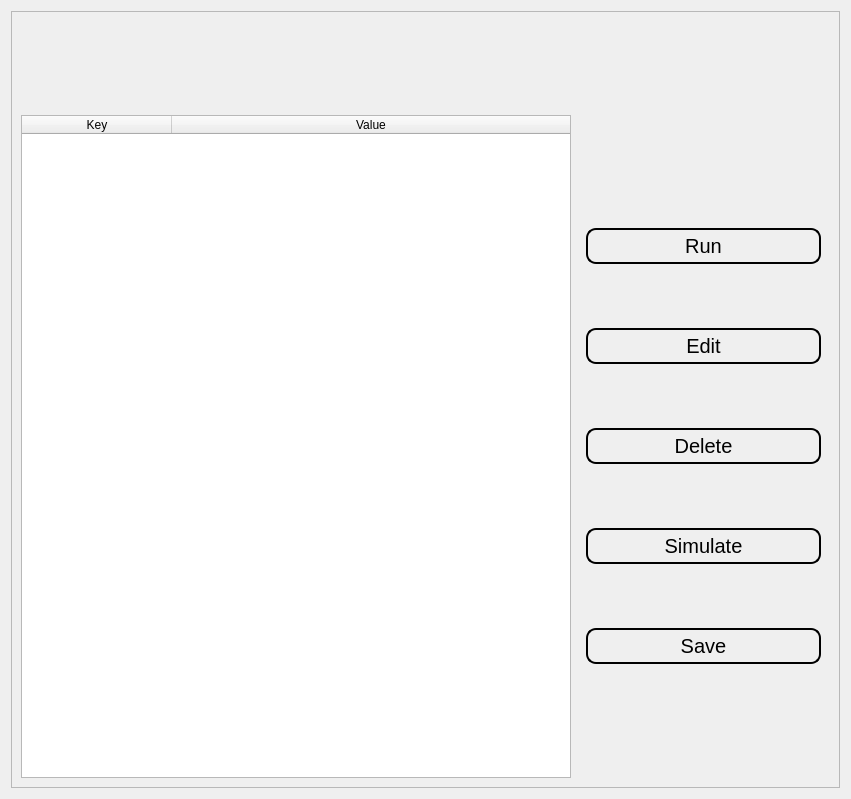
First picture: the form in ui/edite.ui, repository Achu-Worifung/quickMove, before the edit.
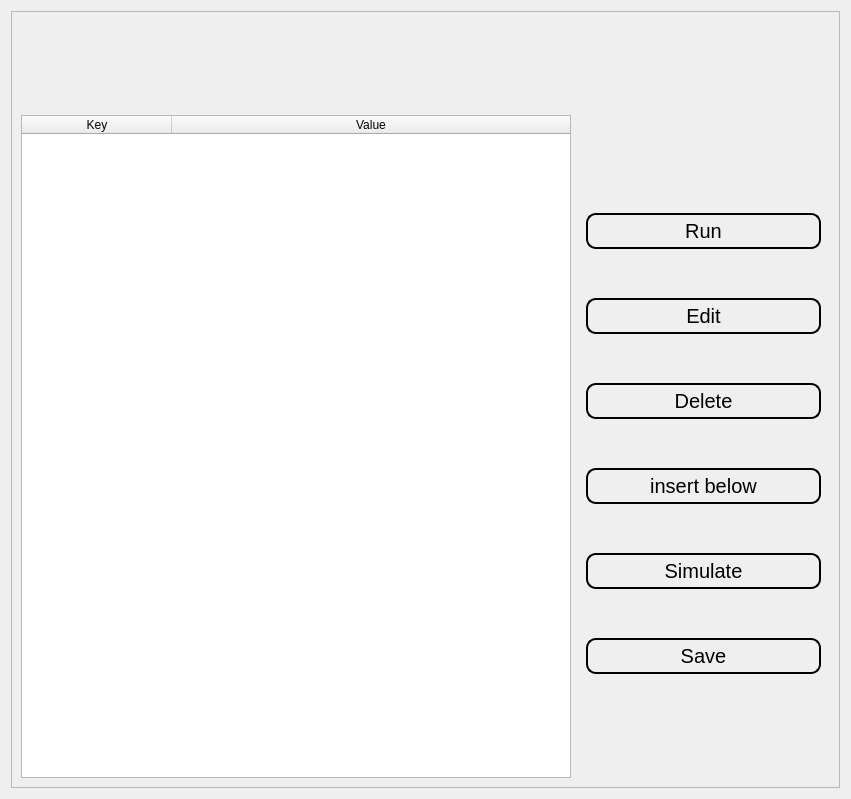
Second picture: the form after the edit.

Commit message: inserting row works

Diff of the .ui file:
```diff
--- a/ui/edite.ui
+++ b/ui/edite.ui
@@ -209,8 +209,7 @@
                </font>
               </property>
               <property name="styleSheet">
-               <string notr="true">#pushButton, #pushButton_2, #pushButton_3,#pushButton_4
-{
+               <string notr="true">
 
     border-style: outset;
     border-width: 2px;
@@ -218,7 +217,7 @@
     border-color: black;
     padding: 4px;
 font:20px
-}</string>
+</string>
               </property>
               <property name="text">
                <string>Run</string>
@@ -256,38 +255,7 @@
              </widget>
             </item>
             <item row="5" column="0">
-             <widget class="QPushButton" name="pushButton_3">
-              <property name="minimumSize">
-               <size>
-                <width>150</width>
-                <height>25</height>
-               </size>
-              </property>
-              <property name="maximumSize">
-               <size>
-                <width>250</width>
-                <height>16777215</height>
-               </size>
-              </property>
-              <property name="styleSheet">
-               <string notr="true">#pushButton, #pushButton_2, #pushButton_3,#pushButton_4
-{
-
-    border-style: outset;
-    border-width: 2px;
-    border-radius: 10px;
-    border-color: black;
-    padding: 4px;
-font:20px
-}</string>
-              </property>
-              <property name="text">
-               <string>Save</string>
-              </property>
-             </widget>
-            </item>
-            <item row="4" column="0">
-             <widget class="QPushButton" name="pushButton_5">
+             <widget class="QPushButton" name="simButton">
               <property name="minimumSize">
                <size>
                 <width>150</width>
@@ -313,6 +281,52 @@
               </property>
              </widget>
             </item>
+            <item row="6" column="0">
+             <widget class="QPushButton" name="saveButton">
+              <property name="minimumSize">
+               <size>
+                <width>150</width>
+                <height>25</height>
+               </size>
+              </property>
+              <property name="maximumSize">
+               <size>
+                <width>250</width>
+                <height>16777215</height>
+               </size>
+              </property>
+              <property name="styleSheet">
+               <string notr="true">
+
+    border-style: outset;
+    border-width: 2px;
+    border-radius: 10px;
+    border-color: black;
+    padding: 4px;
+font:20px
+</string>
+              </property>
+              <property name="text">
+               <string>Save</string>
+              </property>
+             </widget>
+            </item>
+            <item row="4" column="0">
+             <widget class="QPushButton" name="insertButton">
+              <property name="styleSheet">
+               <string notr="true">    border-style: outset;
+    border-width: 2px;
+    border-radius: 10px;
+    border-color: black;
+    padding: 4px;
+font:20px
+</string>
+              </property>
+              <property name="text">
+               <string>insert below</string>
+              </property>
+             </widget>
+            </item>
            </layout>
           </widget>
          </item>
```
Left out of the diff: 58 changed lines with no effect on the pictures. The commit also changes 1 other file.
